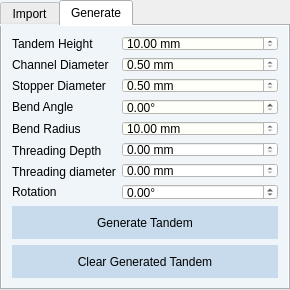
brachify/brachify, file src/windows/ui/tandem_view.ui: the form before one commit.
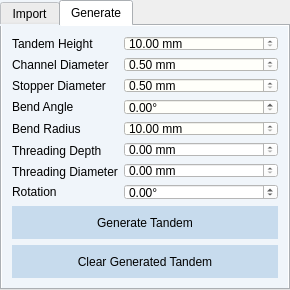
The form after the commit.

Commit message: Changes to default values.

What changed in the file:
```diff
--- a/src/windows/ui/tandem_view.ui
+++ b/src/windows/ui/tandem_view.ui
@@ -479,7 +479,7 @@
             <string notr="true">background-color: rgb(240, 245, 250);</string>
            </property>
            <property name="text">
-            <string>Threading diameter</string>
+            <string>Threading Diameter</string>
            </property>
           </widget>
          </item>
```
The commit also changes 2 other files.
